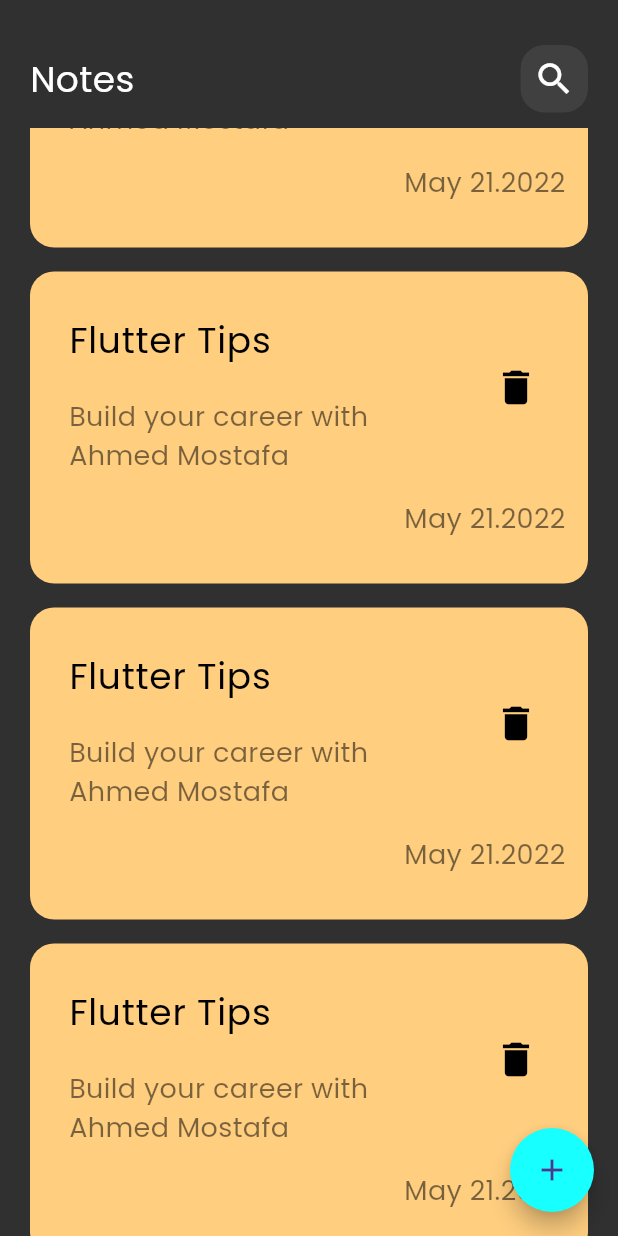
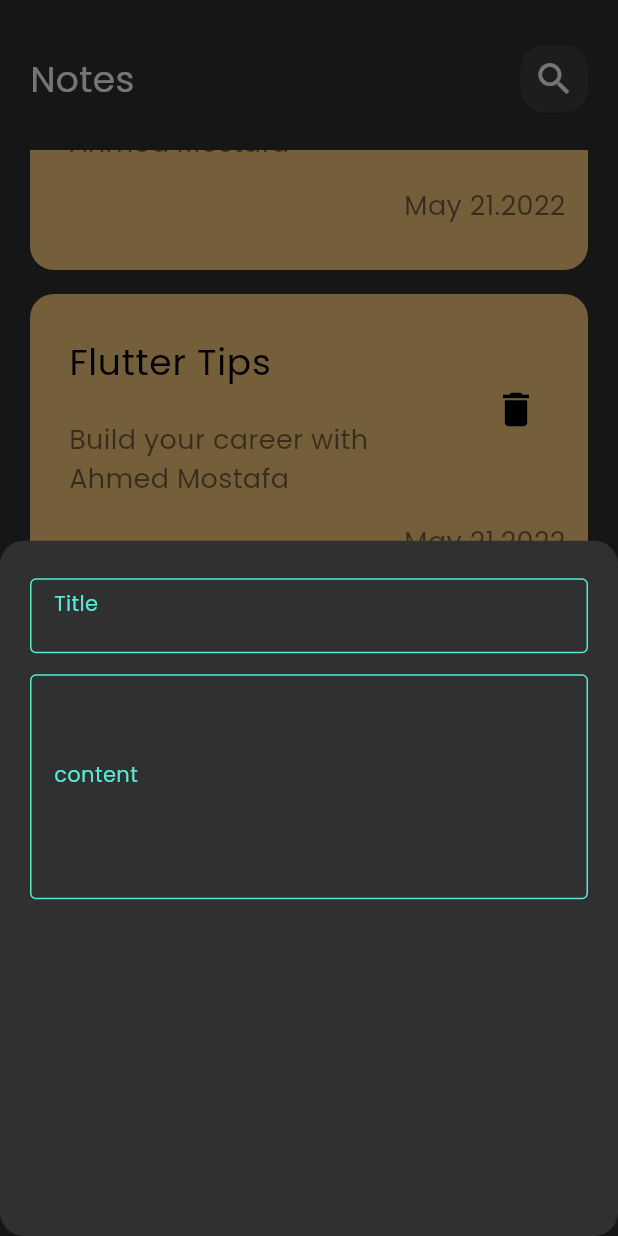
Before and after one commit to Elgedawi/notes_app, a Flutter app: the screen it shows after launch, scrolled down 576 dp, after a tap on the "add" icon, on a phone screen of 412 x 824 dp. Run offline on Flutter 3.47's test engine with Material 3 defaults, Android fonts, the phone set to English and light mode, and no system bars.

Commit message:
creat custom textField

```diff
--- /dev/null
+++ b/lib/constants.dart
@@ -0,0 +1,4 @@
+import 'package:flutter/animation.dart';
+
+Color kThemeCOlor = Color(0xff303030);
+Color kPrimarColor = Color(0xff53EBD5);
--- a/lib/main.dart
+++ b/lib/main.dart
@@ -1,4 +1,5 @@
 import 'package:flutter/material.dart';
+import 'package:notes_app/constants.dart';
 import 'package:notes_app/views/home_view.dart';
 
 void main() {
@@ -15,7 +16,7 @@ class NotesApp extends StatelessWidget {
 
       theme: ThemeData(
         fontFamily: 'Poppins',
-        scaffoldBackgroundColor: Color(0xff303030),
+        scaffoldBackgroundColor: kThemeCOlor,
       ),
       home: const HomeView(),
     );
--- a/lib/views/home_view.dart
+++ b/lib/views/home_view.dart
@@ -1,6 +1,8 @@
 import 'package:flutter/material.dart';
+import 'package:notes_app/constants.dart';
+import 'package:notes_app/widgets/add_note_sheet.dart';
 import 'package:notes_app/widgets/custom_appbar.dart';
-import 'package:notes_app/widgets/notes_listView.dart';
+import 'package:notes_app/widgets/notes_list_view.dart';
 
 class HomeView extends StatelessWidget {
   const HomeView({super.key});
@@ -13,7 +15,18 @@ class HomeView extends StatelessWidget {
           borderRadius: BorderRadiusGeometry.circular(50),
         ),
         backgroundColor: Colors.cyanAccent,
-        onPressed: () {},
+        onPressed: () {
+          showModalBottomSheet(
+            backgroundColor: kThemeCOlor,
+            shape: RoundedRectangleBorder(
+              borderRadius: BorderRadius.circular(16),
+            ),
+            context: context,
+            builder: (context) {
+              return AddNoteSheet();
+            },
+          );
+        },
         child: const Icon(Icons.add),
       ),
       body: const Padding(
@@ -22,7 +35,6 @@ class HomeView extends StatelessWidget {
           children: [
             SizedBox(height: 30),
             CustomAppBar(),
-            SizedBox(height: 10),
             Expanded(child: NotesListview()),
           ],
         ),
--- /dev/null
+++ b/lib/widgets/add_note_sheet.dart
@@ -0,0 +1,28 @@
+import 'package:flutter/material.dart';
+import 'package:notes_app/widgets/custom_textfield.dart';
+
+class AddNoteSheet extends StatelessWidget {
+  const AddNoteSheet({super.key});
+
+  @override
+  Widget build(BuildContext context) {
+    return const Padding(
+      padding: EdgeInsets.symmetric(vertical: 25, horizontal: 20),
+      child: Column(
+        children: [
+          CustomTextfield(
+            height: 50,
+            hint: 'Title',
+            alignment: Alignment.centerLeft,
+          ),
+          SizedBox(height: 14),
+          CustomTextfield(
+            height: 150,
+            hint: 'content',
+            alignment: Alignment.centerLeft,
+          ),
+        ],
+      ),
+    );
+  }
+}
--- /dev/null
+++ b/lib/widgets/custom_textfield.dart
@@ -0,0 +1,34 @@
+import 'package:flutter/material.dart';
+import 'package:notes_app/constants.dart';
+
+class CustomTextfield extends StatelessWidget {
+  const CustomTextfield({
+    super.key,
+    required this.height,
+    required this.hint,
+    required this.alignment,
+  });
+  final double height;
+  final String hint;
+  final Alignment alignment;
+  @override
+  Widget build(BuildContext context) {
+    return TextField(
+      maxLines: 10000,
+      style: TextStyle(color: Colors.white),
+      decoration: InputDecoration(
+        hint: Align(
+          alignment: alignment,
+          child: Text(hint, style: TextStyle(color: kPrimarColor)),
+        ),
+        constraints: BoxConstraints(maxHeight: height),
+        enabledBorder: boderDecoration(),
+        border: boderDecoration(),
+        focusedBorder: boderDecoration(),
+      ),
+    );
+  }
+
+  OutlineInputBorder boderDecoration() =>
+      OutlineInputBorder(borderSide: BorderSide(color: kPrimarColor));
+}
--- a/lib/widgets/notes_listView.dart
+++ /dev/null
@@ -1,19 +0,0 @@
-import 'package:flutter/material.dart';
-import 'package:notes_app/widgets/note_item.dart';
-
-class NotesListview extends StatelessWidget {
-  const NotesListview({super.key});
-
-  @override
-  Widget build(BuildContext context) {
-    return ListView.builder(
-      itemCount: 20,
-      itemBuilder: (context, index) {
-        return const Padding(
-          padding: EdgeInsets.only(bottom: 16.0),
-          child: NoteItem(),
-        );
-      },
-    );
-  }
-}
--- /dev/null
+++ b/lib/widgets/notes_list_view.dart
@@ -0,0 +1,23 @@
+import 'package:flutter/material.dart';
+import 'package:notes_app/widgets/note_item.dart';
+
+class NotesListview extends StatelessWidget {
+  const NotesListview({super.key});
+
+  @override
+  Widget build(BuildContext context) {
+    return Padding(
+      padding: const EdgeInsets.symmetric(vertical: 25),
+      child: ListView.builder(
+        padding: EdgeInsets.zero,
+        itemCount: 20,
+        itemBuilder: (context, index) {
+          return const Padding(
+            padding: EdgeInsets.only(bottom: 16.0),
+            child: NoteItem(),
+          );
+        },
+      ),
+    );
+  }
+}
```
